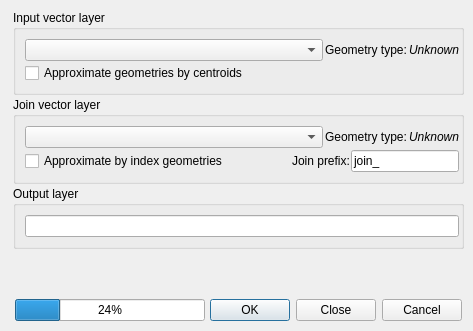
havatv/qgisnnjoinplugin, file ui_frmNNJoin.ui: the form before one commit.
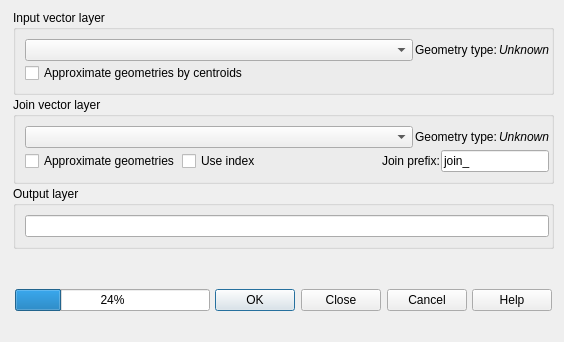
The form after the commit.

```diff
--- a/ui_frmNNJoin.ui
+++ b/ui_frmNNJoin.ui
@@ -6,8 +6,8 @@
    <rect>
     <x>0</x>
     <y>0</y>
-    <width>473</width>
-    <height>331</height>
+    <width>564</width>
+    <height>342</height>
    </rect>
   </property>
   <property name="windowTitle">
@@ -24,8 +24,8 @@
     <rect>
      <x>13</x>
      <y>10</y>
-     <width>451</width>
-     <height>311</height>
+     <width>541</width>
+     <height>301</height>
     </rect>
    </property>
    <layout class="QVBoxLayout" name="verticalLayout_6">
@@ -87,14 +87,31 @@
         </layout>
        </item>
        <item>
-        <widget class="QCheckBox" name="approximate_input_geom_cb">
-         <property name="toolTip">
-          <string>Use approximate input geometries.&lt;br&gt;This will enable the use of a spatial index - could speed up the join considerably.</string>
-         </property>
-         <property name="text">
-          <string>Approximate geometries by centroids</string>
-         </property>
-        </widget>
+        <layout class="QHBoxLayout" name="horizontalLayout_5">
+         <item>
+          <widget class="QCheckBox" name="approximate_input_geom_cb">
+           <property name="toolTip">
+            <string>Use approximate input geometries.&lt;br&gt;The result will also be approximate.&lt;br&gt;Could speed up the join considerably.</string>
+           </property>
+           <property name="text">
+            <string>Approximate geometries by centroids</string>
+           </property>
+          </widget>
+         </item>
+         <item>
+          <spacer name="horizontalSpacer_3">
+           <property name="orientation">
+            <enum>Qt::Horizontal</enum>
+           </property>
+           <property name="sizeHint" stdset="0">
+            <size>
+             <width>40</width>
+             <height>20</height>
+            </size>
+           </property>
+          </spacer>
+         </item>
+        </layout>
        </item>
       </layout>
      </widget>
@@ -155,7 +172,17 @@
             <string>Uses an approximation of the geometry (bounding box) for the join</string>
            </property>
            <property name="text">
-            <string>Approximate by index geometries</string>
+            <string>Approximate geometries</string>
+           </property>
+          </widget>
+         </item>
+         <item>
+          <widget class="QCheckBox" name="use_index_nonpoint_cb">
+           <property name="toolTip">
+            <string>Use an index to speed up the join</string>
+           </property>
+           <property name="text">
+            <string>Use index</string>
            </property>
           </widget>
          </item>
@@ -164,6 +191,9 @@
            <property name="orientation">
             <enum>Qt::Horizontal</enum>
            </property>
+           <property name="sizeType">
+            <enum>QSizePolicy::Expanding</enum>
+           </property>
            <property name="sizeHint" stdset="0">
             <size>
              <width>40</width>
@@ -282,6 +312,16 @@
         </property>
        </widget>
       </item>
+      <item>
+       <widget class="QPushButton" name="helpButton">
+        <property name="toolTip">
+         <string>Get some help</string>
+        </property>
+        <property name="text">
+         <string>Help</string>
+        </property>
+       </widget>
+      </item>
      </layout>
     </item>
    </layout>
```
Left out of the diff: 4 changed lines with no effect on the pictures.
